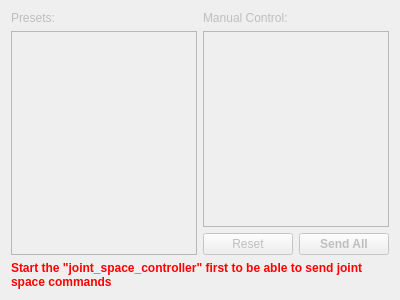
This is moma_tools/rqt_position_setpoint/resource/position_setpoint.ui in ethz-asl/moma as Qt 5 draws it before an edit. The edited form follows.
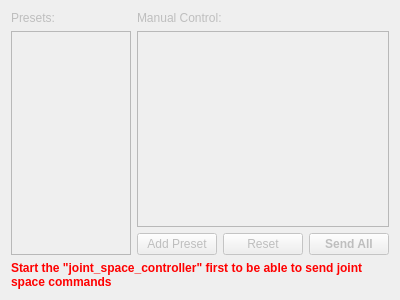
This is the edited form.

Commit message: Add new preset creation from the current joint positions

The edit to the form file:
```diff
--- a/moma_tools/rqt_position_setpoint/resource/position_setpoint.ui
+++ b/moma_tools/rqt_position_setpoint/resource/position_setpoint.ui
@@ -82,6 +82,13 @@
        </item>
        <item>
         <layout class="QHBoxLayout" name="horizontalLayout_2">
+         <item>
+          <widget class="QPushButton" name="add_preset">
+           <property name="text">
+            <string>Add Preset</string>
+           </property>
+          </widget>
+         </item>
          <item>
           <widget class="QPushButton" name="reset">
            <property name="enabled">
```
The commit also changes 1 other file.
